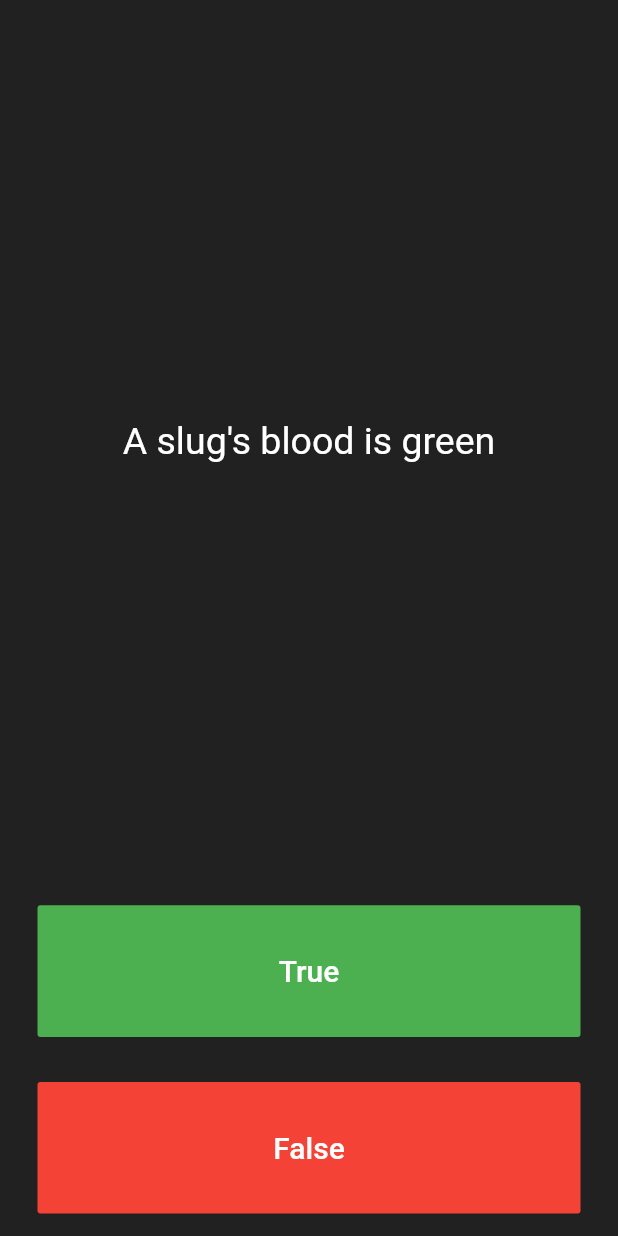
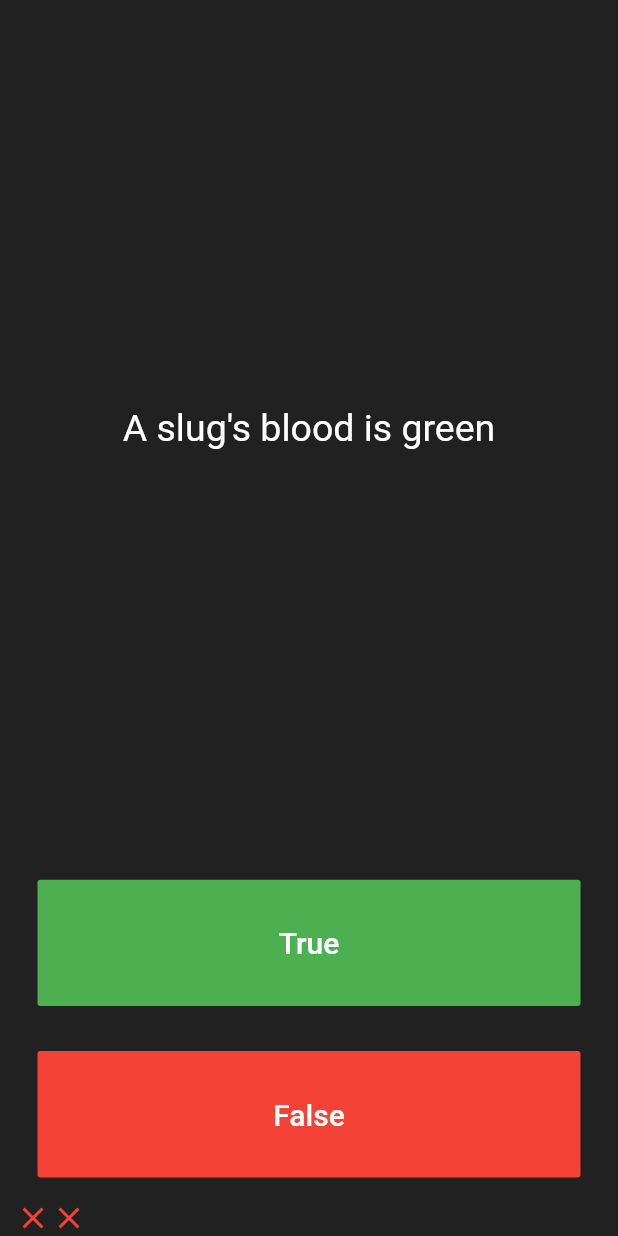
Before and after one commit to praveen-pro/quizzler-flutter, a Flutter app: the screen it shows after launch, after a tap on "True", after a tap on "False", on a phone screen of 412 x 824 dp. Run offline on Flutter 3.47's test engine with Material 2 defaults, Android fonts, the phone set to English and light mode, and no system bars.

Commit message:
Added scoreKeeper icons and answers

```diff
--- a/lib/main.dart
+++ b/lib/main.dart
@@ -34,6 +34,8 @@ class _QuizPageState extends State<QuizPage> {
   ];
 
   int questionNumber = 0;
+
+  List<bool> answers = [false, true, true];
 
   @override
   Widget build(BuildContext context) {
@@ -72,7 +74,7 @@ class _QuizPageState extends State<QuizPage> {
               ),
               onPressed: () {
                 //The user picked true.
-                nextQuestion();
+                nextQuestion(true);
               },
             ),
           ),
@@ -91,7 +93,7 @@ class _QuizPageState extends State<QuizPage> {
               ),
               onPressed: () {
                 //The user picked false.
-                nextQuestion();
+                nextQuestion(false);
               },
             ),
           ),
@@ -103,10 +105,28 @@ class _QuizPageState extends State<QuizPage> {
     );
   }
 
-  void nextQuestion() {
+  void nextQuestion(bool selectedAnswer) {
     setState(() {
+      if (selectedAnswer == answers[questionNumber])
+        scoreKeeper.add(correctAnswer());
+      else
+        scoreKeeper.add(wrongAnswer());
       if (questionNumber < questions.length - 1) questionNumber++;
     });
+  }
+
+  Icon correctAnswer() {
+    return Icon(
+      Icons.check,
+      color: Colors.green,
+    );
+  }
+
+  Icon wrongAnswer() {
+    return Icon(
+      Icons.close,
+      color: Colors.red,
+    );
   }
 }
 
```
